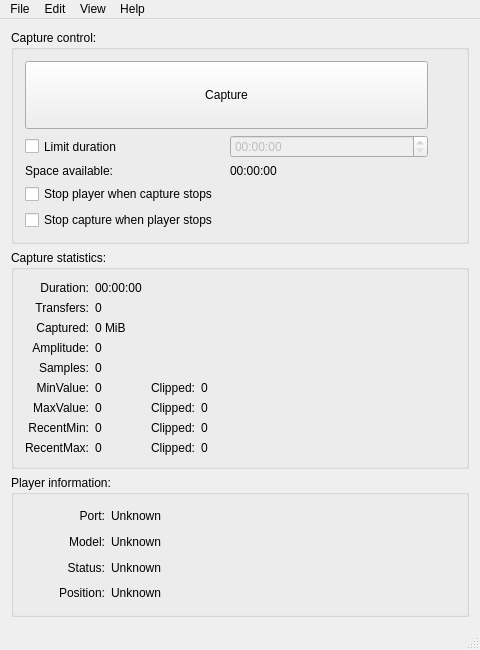
Qt form Linux-Application/DomesdayDuplicator/mainwindow.ui (simoninns/DomesdayDuplicator-gui-app) before a commit.
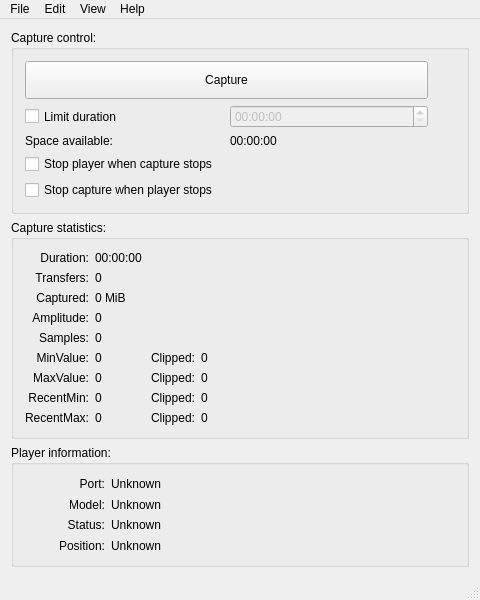
The same form after that commit. Icons and pictures are not drawn. Custom widgets are drawn as their Qt base class.

```diff
--- a/Linux-Application/DomesdayDuplicator/mainwindow.ui
+++ b/Linux-Application/DomesdayDuplicator/mainwindow.ui
@@ -7,13 +7,13 @@
     <x>0</x>
     <y>0</y>
     <width>480</width>
-    <height>650</height>
+    <height>600</height>
    </rect>
   </property>
   <property name="minimumSize">
    <size>
     <width>480</width>
-    <height>650</height>
+    <height>600</height>
    </size>
   </property>
   <property name="windowTitle">
```
